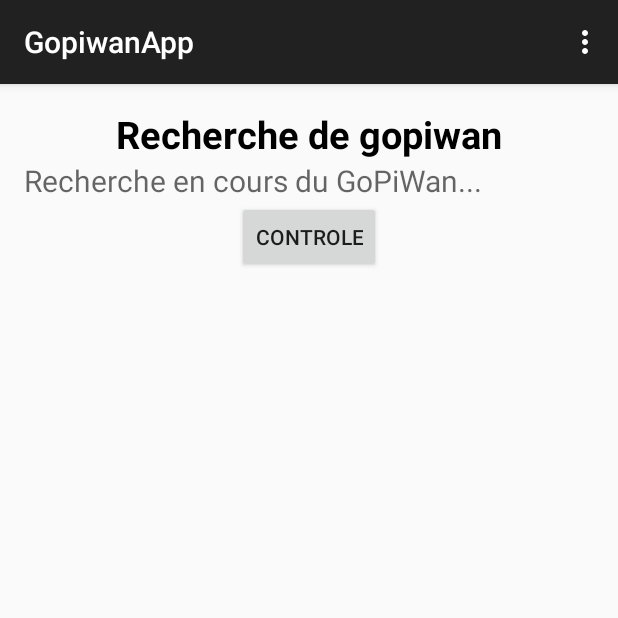
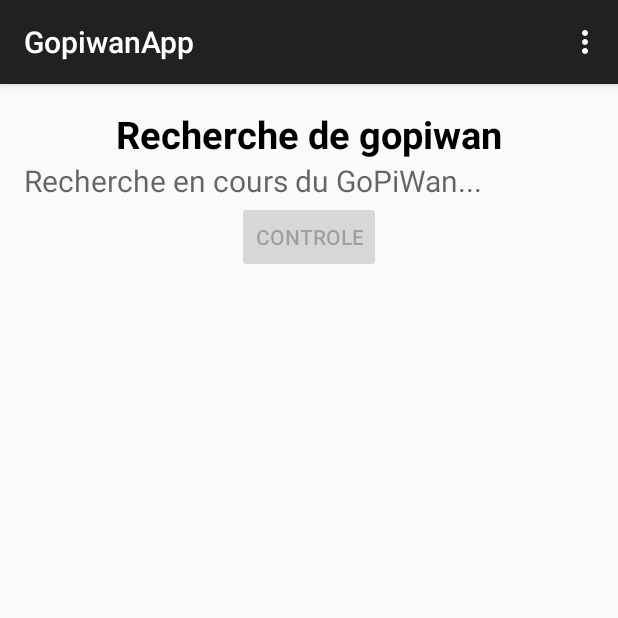
Before and after one commit to zipang29/gopiwan, an Android app: the screen it shows after launch (RechercheWifi), on a phone screen of 412 x 824 dp, the top half of it. Run offline under Robolectric (Android 15) with nearby library versions, the phone set to English and light mode, and no system bars.

Commit message:
L'appli est maintenant capable de rechercher les réseaux wifi et de se connecter au GiPiWan automatiquement lorsque le réseau est trouvé

```diff
--- a/Dev/Client/Android/AppliAndroid/GopiwanApp/app/src/main/AndroidManifest.xml
+++ b/Dev/Client/Android/AppliAndroid/GopiwanApp/app/src/main/AndroidManifest.xml
@@ -3,6 +3,8 @@
     package="app.gopiwan.gopiwanapp" >
     <uses-permission android:name="android.permission.ACCESS_WIFI_STATE" />
     <uses-permission android:name="android.permission.CHANGE_WIFI_STATE" />
+    <uses-permission android:name="android.permission.INTERNET" />
+    <uses-permission android:name="android.permission.WRITE_SETTINGS" />
     <application
         android:allowBackup="true"
         android:icon="@mipmap/ic_launcher"
--- a/Dev/Client/Android/AppliAndroid/GopiwanApp/app/src/main/res/layout/activity_recherche_wifi.xml
+++ b/Dev/Client/Android/AppliAndroid/GopiwanApp/app/src/main/res/layout/activity_recherche_wifi.xml
@@ -37,6 +37,7 @@
             android:layout_height="wrap_content"
             android:text="controle"
             android:id="@+id/boutonControle"
-            android:layout_gravity="center_horizontal" />
+            android:layout_gravity="center_horizontal"
+            android:enabled="false" />
     </LinearLayout>
 </RelativeLayout>
```
Also changed, not shown: Dev/Client/Android/AppliAndroid/GopiwanApp/app/src/main/java/app/gopiwan/gopiwanapp/WifiReceiver.java (+24 -1 lines).
